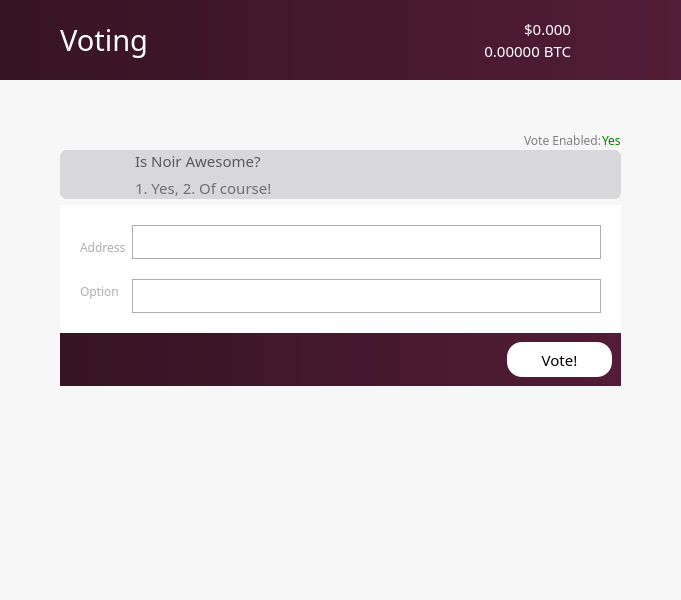
Qt form src/qt/forms/votingpage.ui (noirofficial/noir) before a commit.
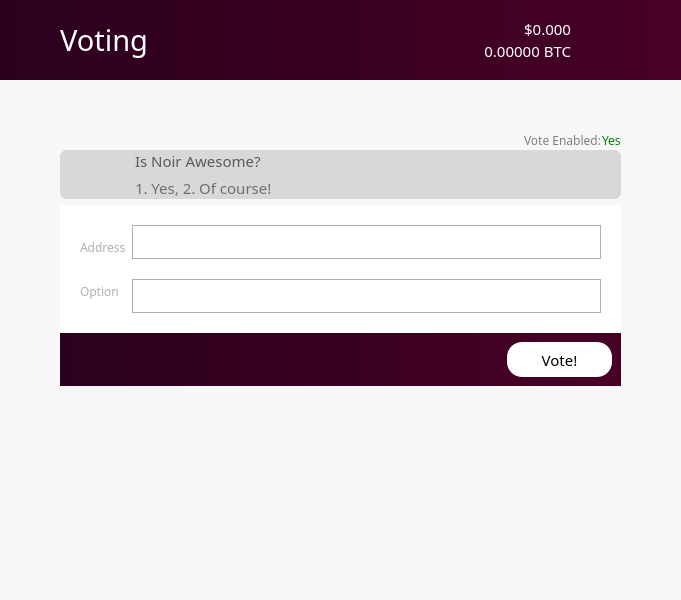
The same form after that commit. Icons and pictures are not drawn.

Diff of the .ui file:
```diff
--- a/src/qt/forms/votingpage.ui
+++ b/src/qt/forms/votingpage.ui
@@ -379,7 +379,7 @@
             <bool>false</bool>
            </property>
            <property name="styleSheet">
-            <string notr="true">background: QLinearGradient(x1: 0, y1: 0, x2: 1, y2: 0, stop: 0 #361423, stop: 1 #531c38);
+            <string notr="true">background: QLinearGradient(x1: 0, y1: 0, x2: 1, y2: 0, stop: 0 #2b001e, stop: 1 #480027);
 border:0;
 </string>
            </property>
@@ -1186,7 +1186,7 @@
              <item>
               <widget class="QFrame" name="frame_2">
                <property name="styleSheet">
-                <string notr="true">background: QLinearGradient(x1: 0, y1: 0, x2: 1, y2: 0, stop: 0 #361423, stop: 1 #531c38);</string>
+                <string notr="true">background: QLinearGradient(x1: 0, y1: 0, x2: 1, y2: 0, stop: 0 #2b001e, stop: 1 #480027);</string>
                </property>
                <property name="frameShape">
                 <enum>QFrame::StyledPanel</enum>
```
